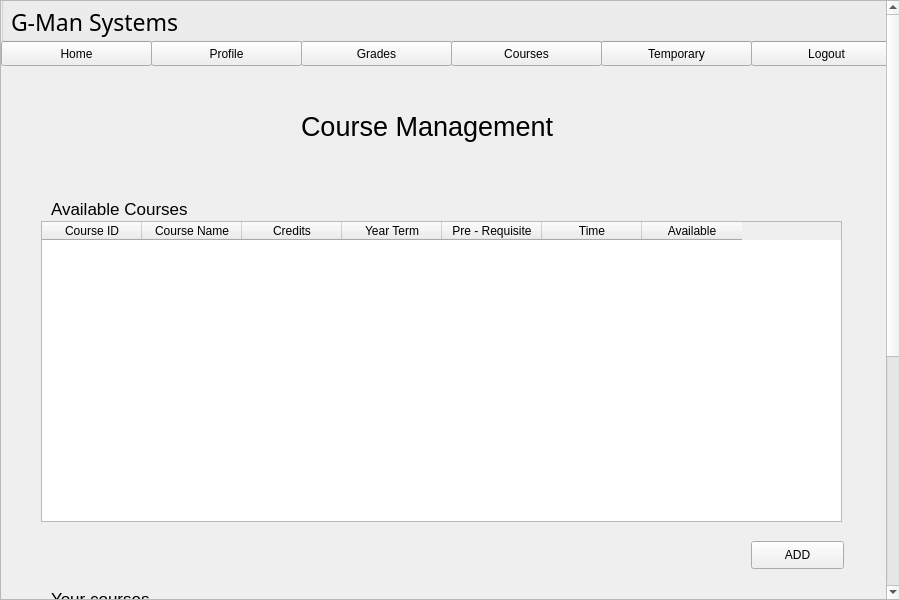
The window that resources/UI/studentcourse.ui (Poom1997/gman) describes before a commit, drawn with Qt 5.
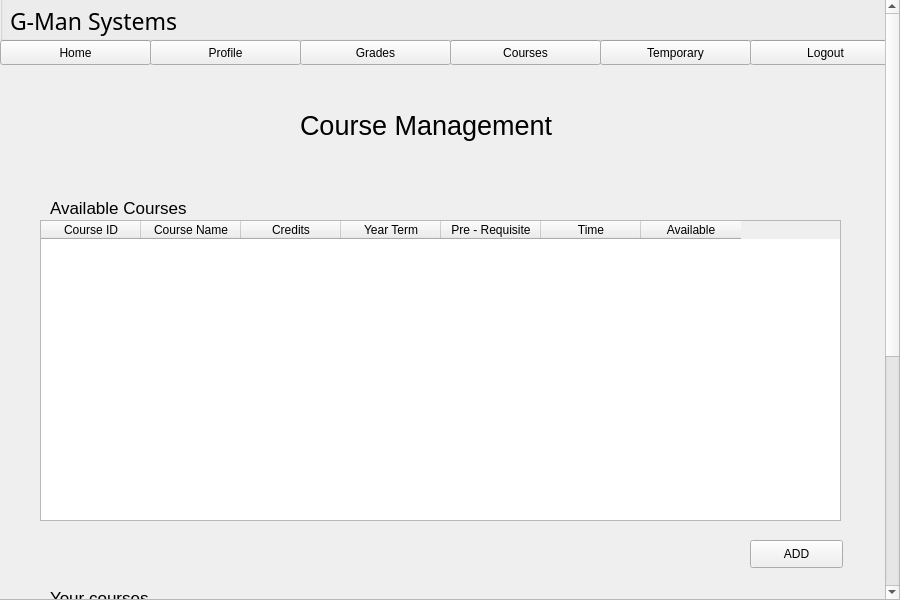
The same window after the commit.

What changed in the file:
```diff
--- a/resources/UI/studentcourse.ui
+++ b/resources/UI/studentcourse.ui
@@ -6,7 +6,7 @@
    <rect>
     <x>0</x>
     <y>0</y>
-    <width>899</width>
+    <width>900</width>
     <height>600</height>
    </rect>
   </property>
@@ -16,10 +16,10 @@
   <widget class="QScrollArea" name="scrollArea">
    <property name="geometry">
     <rect>
-     <x>0</x>
-     <y>0</y>
+     <x>-1</x>
+     <y>-1</y>
      <width>901</width>
-     <height>600</height>
+     <height>601</height>
     </rect>
    </property>
    <property name="horizontalScrollBarPolicy">
```
